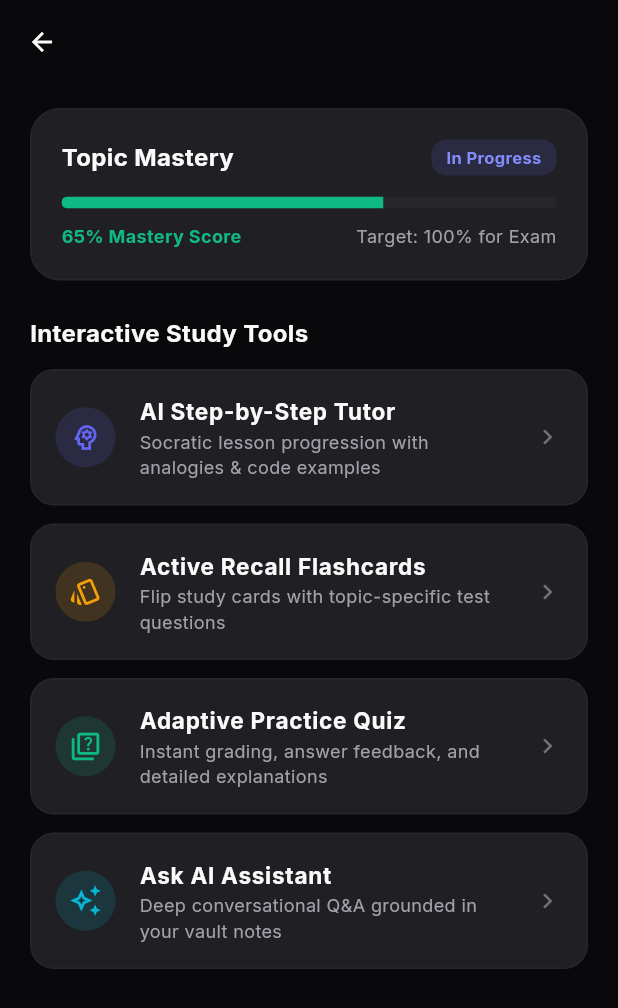
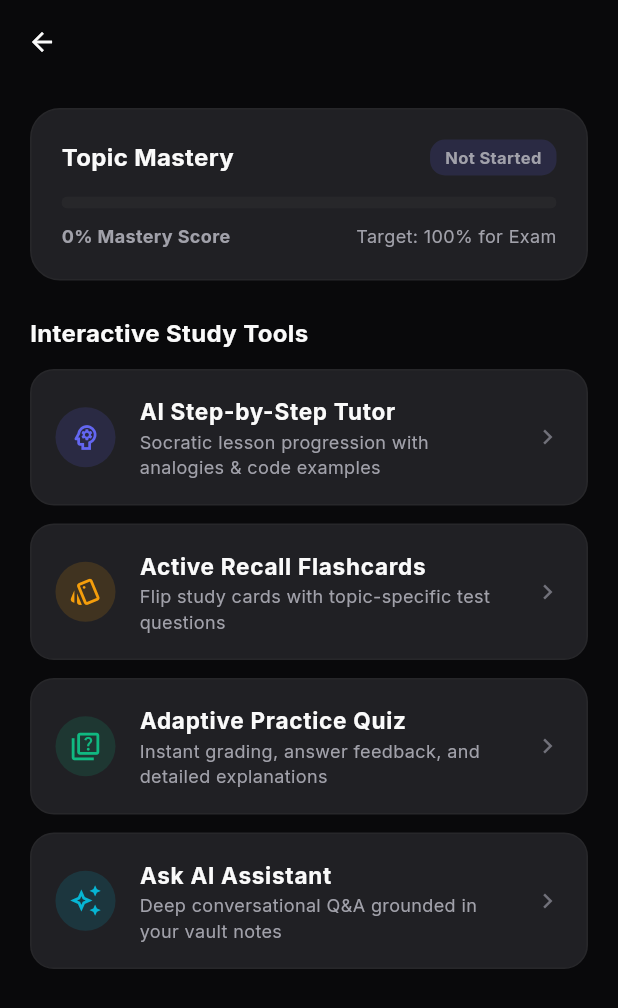
Before and after one commit to roshzxn1003/study_vault_v2, a Flutter app: the StudyTopicScreen screen opened directly with empty values, on a phone screen of 412 x 824 dp. Shown: the top 1008 px of the screen. Run offline on Flutter 3.47's test engine with Material 3 defaults, Android fonts, the phone set to English and light mode, and no system bars; our stand-ins replace connectivity_plus, file_picker, flutter_markdown, flutter_riverpod, flutter_tts, go_router and 11 more; missing offline and left inert: google_mlkit_text_recognition, syncfusion_flutter_pdf, syncfusion_flutter_pdfviewer; accounts and stored records are empty.

Commit message:
feat(study-loop): adaptive quiz SQLite persistence, in-chat quiz actions, and live topic mastery

```diff
--- a/lib/features/progress/presentation/providers/progress_provider.dart
+++ b/lib/features/progress/presentation/providers/progress_provider.dart
@@ -44,7 +44,7 @@ final topicProgressProvider = FutureProvider<List<TopicStat>>((ref) async {
     final rows = await db.rawQuery('''
       SELECT topic,
              COUNT(*) as total_cards,
-             SUM(CASE WHEN mastery_level >= 3 THEN 1 ELSE 0 END) as mastered
+             SUM(CASE WHEN mastery_level >= 1 THEN 1 ELSE 0 END) as mastered
       FROM flashcards
       WHERE topic IS NOT NULL AND topic != ''
       GROUP BY topic
--- a/lib/features/study/presentation/screens/study_topic_screen.dart
+++ b/lib/features/study/presentation/screens/study_topic_screen.dart
@@ -2,6 +2,7 @@ import 'package:flutter/material.dart';
 import 'package:flutter_riverpod/flutter_riverpod.dart';
 import 'package:go_router/go_router.dart';
 import 'package:study_vault/core/theme/app_colors.dart';
+import 'package:study_vault/features/progress/presentation/providers/progress_provider.dart';
 
 class StudyTopicScreen extends ConsumerWidget {
   final String topic;
@@ -9,6 +10,17 @@ class StudyTopicScreen extends ConsumerWidget {
 
   @override
   Widget build(BuildContext context, WidgetRef ref) {
+    final statsAsync = ref.watch(topicProgressProvider);
+    final statsList = statsAsync.value ?? [];
+    final matchingStat = statsList.cast<TopicStat?>().firstWhere(
+      (s) => s != null && s.topic.toLowerCase() == topic.toLowerCase(),
+      orElse: () => null,
+    );
+
+    final double progressValue = matchingStat != null ? matchingStat.accuracy : 0.0;
+    final int scorePercent = (progressValue * 100).toInt();
+    final bool hasStarted = matchingStat != null && matchingStat.attempts > 0;
+
     return Scaffold(
       appBar: AppBar(title: Text(topic)),
       body: SingleChildScrollView(
@@ -34,29 +46,48 @@ class StudyTopicScreen extends ConsumerWidget {
                       Container(
                         padding: const EdgeInsets.symmetric(horizontal: 10, vertical: 4),
                         decoration: BoxDecoration(
-                          color: AppColors.primary.withValues(alpha: 0.15),
+                          color: (hasStarted && scorePercent >= 70 ? AppColors.emerald : AppColors.primary).withValues(alpha: 0.15),
                           borderRadius: BorderRadius.circular(10),
                         ),
-                        child: const Text('In Progress', style: TextStyle(color: AppColors.primaryLight, fontSize: 11, fontWeight: FontWeight.bold)),
+                        child: Text(
+                          hasStarted ? (scorePercent >= 70 ? 'Mastered' : 'In Progress') : 'Not Started',
+                          style: TextStyle(
+                            color: hasStarted && scorePercent >= 70 ? AppColors.emerald : (hasStarted ? AppColors.primaryLight : AppColors.textSecondary),
+                            fontSize: 11,
+                            fontWeight: FontWeight.bold,
+                          ),
+                        ),
                       ),
                     ],
                   ),
                   const SizedBox(height: 14),
                   ClipRRect(
                     borderRadius: BorderRadius.circular(6),
-                    child: const LinearProgressIndicator(
-                      value: 0.65,
+                    child: LinearProgressIndicator(
+                      value: progressValue,
                       minHeight: 8,
                       backgroundColor: AppColors.surfaceVariant,
-                      valueColor: AlwaysStoppedAnimation<Color>(AppColors.emerald),
+                      valueColor: AlwaysStoppedAnimation<Color>(
+                        scorePercent >= 70 ? AppColors.emerald : AppColors.primaryLight,
+                      ),
                     ),
                   ),
                   const SizedBox(height: 10),
-                  const Row(
+                  Row(
                     mainAxisAlignment: MainAxisAlignment.spaceBetween,
                     children: [
-                      Text("65% Mastery Score", style: TextStyle(fontSize: 12, fontWeight: FontWeight.bold, color: AppColors.emerald)),
-                      Text("Target: 100% for Exam", style: TextStyle(fontSize: 12, color: AppColors.textSecondary)),
+                      Text(
+                        hasStarted ? "$scorePercent% Mastery Score" : "0% Mastery Score",
+                        style: TextStyle(
+                          fontSize: 12,
+                          fontWeight: FontWeight.bold,
+                          color: hasStarted && scorePercent >= 70 ? AppColors.emerald : (hasStarted ? AppColors.primaryLight : AppColors.textSecondary),
+                        ),
+                      ),
+                      Text(
+                        hasStarted ? "${matchingStat.correct}/${matchingStat.attempts} cards mastered" : "Target: 100% for Exam",
+                        style: const TextStyle(fontSize: 12, color: AppColors.textSecondary),
+                      ),
                     ],
                   ),
                 ],
@@ -121,6 +152,8 @@ class StudyTopicScreen extends ConsumerWidget {
         borderRadius: BorderRadius.circular(16),
         border: Border.all(color: AppColors.cardBorder),
       ),
+      child: Material(
+        color: Colors.transparent,
         child: ListTile(
           contentPadding: const EdgeInsets.symmetric(horizontal: 16, vertical: 8),
           leading: CircleAvatar(
@@ -132,6 +165,7 @@ class StudyTopicScreen extends ConsumerWidget {
           trailing: const Icon(Icons.chevron_right, size: 20, color: AppColors.textMuted),
           onTap: onTap,
         ),
+      ),
     );
   }
 }
```
Also changed, not shown: lib/core/database/local_db_service.dart (+41 -0 lines), lib/features/ai/presentation/widgets/streaming_message.dart (+31 -0 lines), lib/features/quiz/presentation/screens/quiz_player_screen.dart (+55 -1 lines), 1 other file. Lines whose indentation alone changed are shown as unchanged.
